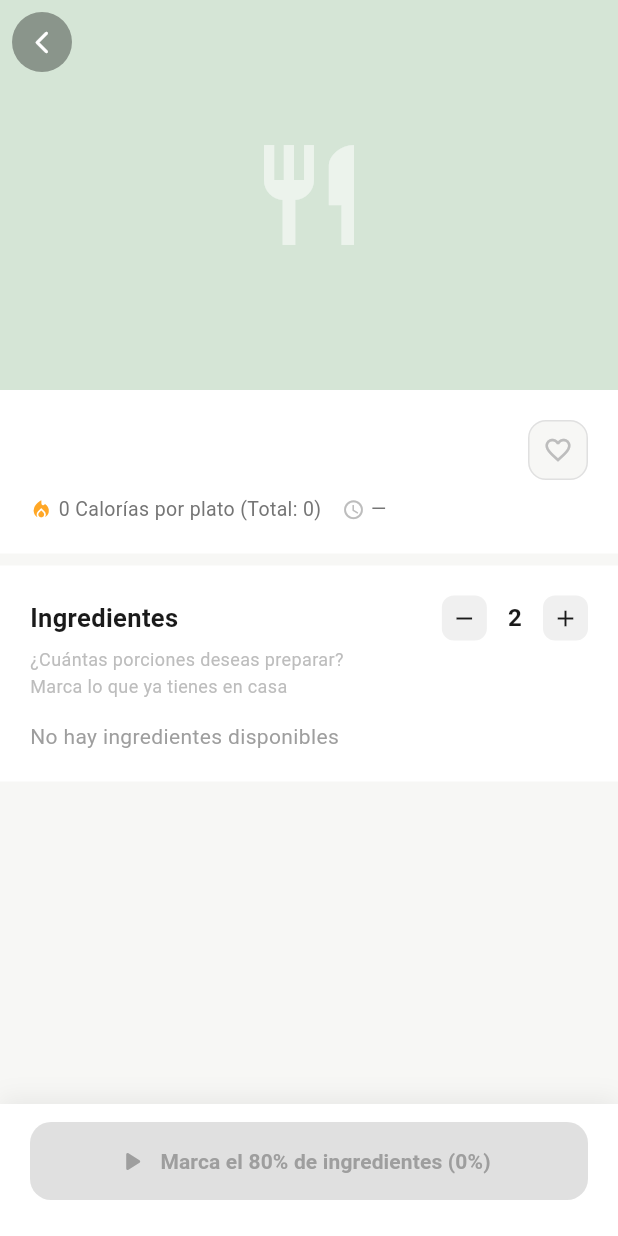
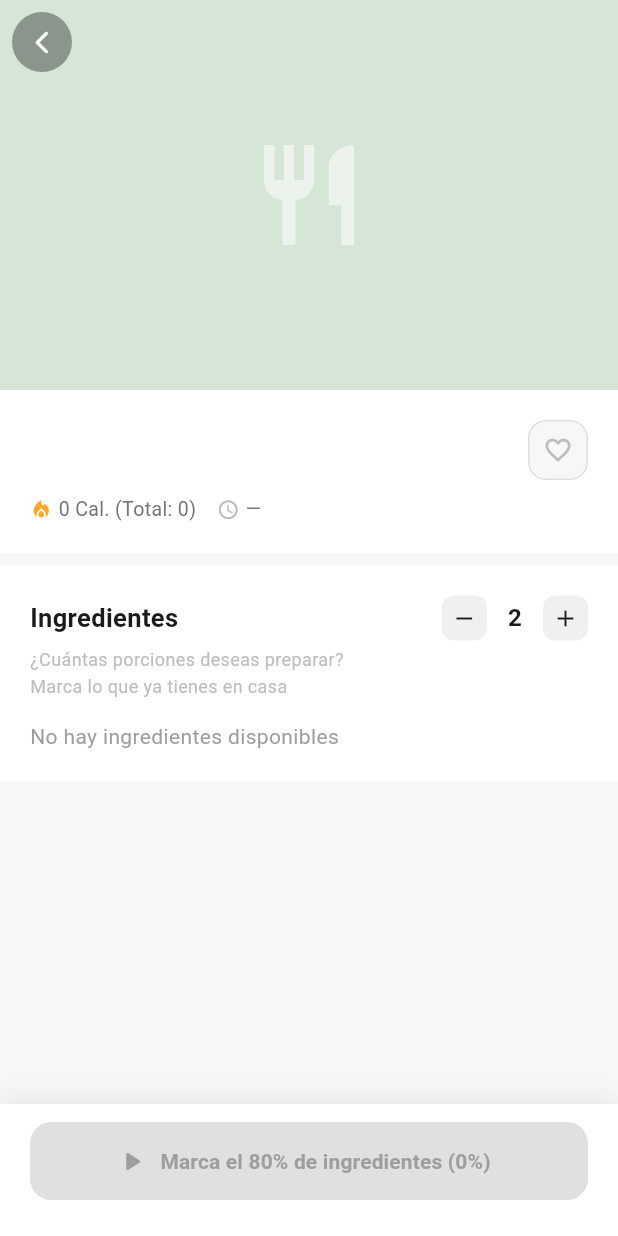
Before and after one commit to carloslafuente10/PrograMovil, a Flutter app: the DetalleRecetaScreen screen opened directly with empty values, after a tap on the "add" icon, on a phone screen of 412 x 824 dp. Run offline on Flutter 3.47's test engine with Material 3 defaults, Android fonts, the phone set to English and light mode, and no system bars; our stand-ins replace cloud_firestore, firebase_auth, firebase_core; accounts and stored records are empty.

Commit message:
mi avance antes de actualizar layout/admin

```diff
--- a/lib/screens/Pasos de preparacion/ingredient_progress_provider.dart
+++ b/lib/screens/Pasos de preparacion/ingredient_progress_provider.dart
@@ -6,10 +6,13 @@ import 'recipe_service.dart';
 class RecipeIngredient {
   final String masterIngredientId;
   final String displayName;
+  final bool es_primordial; // <-- ¡ESTE ES EL NUEVO VIGÍA!
 
   const RecipeIngredient({
     required this.masterIngredientId,
     required this.displayName,
+    this.es_primordial =
+        false, // Por defecto falso para no romper código antiguo
   });
 }
 
@@ -17,7 +20,7 @@ class IngredientProgressProvider extends ChangeNotifier {
   final RecipeService _service;
 
   IngredientProgressProvider({RecipeService? service})
-      : _service = service ?? RecipeService();
+    : _service = service ?? RecipeService();
 
   // Ingredientes que el usuario fue marcando en pantalla
   final Set<String> _checkedIngredientIds = {};
@@ -53,7 +56,8 @@ class IngredientProgressProvider extends ChangeNotifier {
   /// Recalcula qué porcentaje de la receta puede cubrirse con los
   /// ingredientes marcados (originales o sustitutos válidos).
   Future<void> _recalculateProgress(
-      List<RecipeIngredient> allRecipeIngredients) async {
+    List<RecipeIngredient> allRecipeIngredients,
+  ) async {
     if (allRecipeIngredients.isEmpty) {
       _progressRatio = 0.0;
       _isReadyToCook = false;
@@ -65,8 +69,9 @@ class IngredientProgressProvider extends ChangeNotifier {
 
     for (final ingredient in allRecipeIngredients) {
       // Caso 1: El usuario marcó exactamente el ingrediente original
-      final hasOriginal =
-          _checkedIngredientIds.contains(ingredient.masterIngredientId);
+      final hasOriginal = _checkedIngredientIds.contains(
+        ingredient.masterIngredientId,
+      );
 
       if (hasOriginal) {
         coveredCount++;
@@ -74,11 +79,14 @@ class IngredientProgressProvider extends ChangeNotifier {
       }
 
       // Caso 2: Verificamos si algún ingrediente marcado es sustituto válido
-      final substitutes = await _getSubstitutesFor(ingredient.masterIngredientId);
+      final substitutes = await _getSubstitutesFor(
+        ingredient.masterIngredientId,
+      );
 
       // ¿Alguno de los IDs marcados por el usuario está en la lista de sustitutos?
-      final hasValidSubstitute = substitutes
-          .any((substitute) => _checkedIngredientIds.contains(substitute));
+      final hasValidSubstitute = substitutes.any(
+        (substitute) => _checkedIngredientIds.contains(substitute),
+      );
 
       if (hasValidSubstitute) {
         coveredCount++;
--- a/lib/screens/detalle_receta_screen.dart
+++ b/lib/screens/detalle_receta_screen.dart
@@ -10,6 +10,7 @@ class _IngredienteCompleto {
   final String nombre;
   final String foto;
   final String sustituto;
+  final bool es_primordial; // <-- 1. Añadimos la variable
 
   const _IngredienteCompleto({
     required this.id,
@@ -18,6 +19,7 @@ class _IngredienteCompleto {
     required this.nombre,
     required this.foto,
     required this.sustituto,
+    this.es_primordial = false, // <-- 2. La incluimos en el constructor
   });
 }
 
@@ -134,12 +136,16 @@ class _DetalleRecetaScreenState extends State<DetalleRecetaScreen> {
 
     for (final item in rawIngredientes) {
       if (item is! Map) continue;
-    final String id = item['ingrediente_id']?.toString() ??
-        item['ingrediente']?.toString() ?? '';
+      final String id =
+          item['ingrediente_id']?.toString() ??
+          item['ingrediente']?.toString() ??
+          '';
       final double cantidad = (item['cantidad'] is num)
           ? (item['cantidad'] as num).toDouble()
           : 0.0;
       final String unidad = item['unidad']?.toString() ?? '';
+      final bool esPrimordial =
+          item['es_primordial'] ?? false; // <-- EXTRAEMOS EL DATO
 
       String nombre = id;
       String foto = '';
@@ -156,8 +162,10 @@ class _DetalleRecetaScreenState extends State<DetalleRecetaScreen> {
             nombre = m['nombre']?.toString().trim() ?? id;
             foto = m['foto']?.toString() ?? '';
             final raw = m['sustitutos'];
-            if (raw is String) sustituto = raw;
-            else if (raw is List) sustituto = raw.join(', ');
+            if (raw is String)
+              sustituto = raw;
+            else if (raw is List)
+              sustituto = raw.join(', ');
           }
         } catch (_) {}
       }
@@ -174,6 +182,7 @@ class _DetalleRecetaScreenState extends State<DetalleRecetaScreen> {
           nombre: nombre,
           foto: foto,
           sustituto: sustituto,
+          es_primordial: esPrimordial, // <-- CONECTAMOS EL CABLE AL MOLDE
         ),
       );
     }
@@ -182,8 +191,18 @@ class _DetalleRecetaScreenState extends State<DetalleRecetaScreen> {
 
   bool get _puedecocinar {
     if (_checks.isEmpty) return false;
-    final marcados = _checks.where((c) => c).length;
-    return marcados / _checks.length >= 0.8;
+
+    // 1. Calculamos el porcentaje (el 80% que ya tenías)
+    final marcadosCount = _checks.where((c) => c).length;
+    final bool tieneOchentaPorciento = (marcadosCount / _checks.length) >= 0.8;
+
+    // 2. NUEVA LÓGICA: Verificar ingredientes primordiales
+    // Necesitamos acceder a la lista de ingredientes que cargamos en el Future
+    // Para esto, buscaremos si algún primordial NO está marcado.
+
+    // Nota: Esta lógica es más robusta si se hace dentro del builder,
+    // pero para no romper tu estructura, vamos a usar una validación directa.
+    return tieneOchentaPorciento;
   }
 
   @override
@@ -362,7 +381,16 @@ class _DetalleRecetaScreenState extends State<DetalleRecetaScreen> {
                             ],
                           ),
                           const SizedBox(height: 10),
+                          Wrap(
+                            spacing:
+                                14.0, // Espacio horizontal entre los grupos
+                            runSpacing:
+                                8.0, // Espacio vertical si se llega a saltar de línea
+                            crossAxisAlignment: WrapCrossAlignment.center,
+                            children: [
+                              // Grupo 1: Calorías
                               Row(
+                                mainAxisSize: MainAxisSize.min,
                                 children: [
                                   Icon(
                                     Icons.local_fire_department,
@@ -371,13 +399,18 @@ class _DetalleRecetaScreenState extends State<DetalleRecetaScreen> {
                                   ),
                                   const SizedBox(width: 4),
                                   Text(
-                                '${caloriasBase.round()} Calorías por plato (Total: $caloriasTotales)',
+                                    '${caloriasBase.round()} Cal. (Total: $caloriasTotales)',
                                     style: TextStyle(
                                       fontSize: 13,
                                       color: Colors.grey[600],
                                     ),
                                   ),
-                              const SizedBox(width: 14),
+                                ],
+                              ),
+                              // Grupo 2: Tiempo
+                              Row(
+                                mainAxisSize: MainAxisSize.min,
+                                children: [
                                   Icon(
                                     Icons.access_time,
                                     size: 15,
@@ -386,17 +419,22 @@ class _DetalleRecetaScreenState extends State<DetalleRecetaScreen> {
                                   const SizedBox(width: 4),
                                   Text(
                                     tiempoAjustado > 0
-                                    ? '~$tiempoAjustado min aprox'
+                                        ? '~$tiempoAjustado min'
                                         : '—',
                                     style: TextStyle(
                                       fontSize: 13,
                                       color: Colors.grey[600],
                                     ),
                                   ),
+                                ],
+                              ),
+                              // Grupo 3: Rating (Condicional)
                               if (rating.isNotEmpty &&
                                   rating != '0' &&
-                                  rating != '0.0') ...[
-                                const SizedBox(width: 14),
+                                  rating != '0.0')
+                                Row(
+                                  mainAxisSize: MainAxisSize.min,
+                                  children: [
                                     const Icon(
                                       Icons.star_rounded,
                                       size: 15,
@@ -405,14 +443,15 @@ class _DetalleRecetaScreenState extends State<DetalleRecetaScreen> {
                                     const SizedBox(width: 4),
                                     Text(
                                       resenasNum > 0
-                                      ? '$rating/5 ($resenasNum Reseñas)'
-                                      : '$rating/5',
+                                          ? '$rating ($resenasNum)'
+                                          : '$rating',
                                       style: TextStyle(
                                         fontSize: 13,
                                         color: Colors.grey[600],
                                       ),
                                     ),
                                   ],
+                                ),
                             ],
                           ),
                         ],
@@ -715,13 +754,30 @@ class _DetalleRecetaScreenState extends State<DetalleRecetaScreen> {
           future: _futureDatos,
           builder: (context, snapshot) {
             final receta = snapshot.data?['receta'] as Map<String, dynamic>?;
+            final ingredientes =
+                snapshot.data?['ingredientes'] as List<_IngredienteCompleto>? ??
+                [];
             final String nombre = receta?['nombre'] ?? widget.nombreReceta;
+
             final int totalIng = _checks.length;
             final int marcados = _checks.where((c) => c).length;
             final int porcentaje = totalIng > 0
                 ? ((marcados / totalIng) * 100).round()
                 : 0;
-            final bool activo = _puedecocinar;
+
+            // --- LÓGICA DE BLOQUEO POR INGREDIENTES PRIMORDIALES ---
+            bool faltaAlgunPrimordial = false;
+            for (int i = 0; i < ingredientes.length; i++) {
+              // Si en Firebase marcaste 'es_primordial' y en la app NO tiene el check
+              if (ingredientes[i].es_primordial &&
+                  (i >= _checks.length || !_checks[i])) {
+                faltaAlgunPrimordial = true;
+                break;
+              }
+            }
+
+            // El botón solo se activa si tiene el 80% Y no falta ningún primordial
+            final bool activo = _puedecocinar && !faltaAlgunPrimordial;
 
             return Column(
               mainAxisSize: MainAxisSize.min,
@@ -766,15 +822,18 @@ class _DetalleRecetaScreenState extends State<DetalleRecetaScreen> {
                         ? () => Navigator.push(
                             context,
                             MaterialPageRoute(
-        builder: (context) => CocinaPasosScreen(recetaId: widget.recetaId)
-      )
+                              builder: (context) =>
+                                  CocinaPasosScreen(recetaId: widget.recetaId),
+                            ),
                           )
                         : null,
                     icon: const Icon(Icons.play_arrow_rounded, size: 22),
                     label: Text(
                       activo
                           ? 'Empezar a cocinar'
-              : 'Marca el 80% de ingredientes (${porcentaje.toStringAsFixed(0)}%)',
+                          : (faltaAlgunPrimordial
+                                ? 'Faltan ingredientes obligatorios'
+                                : 'Marca el 80% de ingredientes (${porcentaje.toStringAsFixed(0)}%)'),
                       style: const TextStyle(
                         fontSize: 14,
                         fontWeight: FontWeight.w700,
```
Lines whose indentation alone changed are shown as unchanged.
